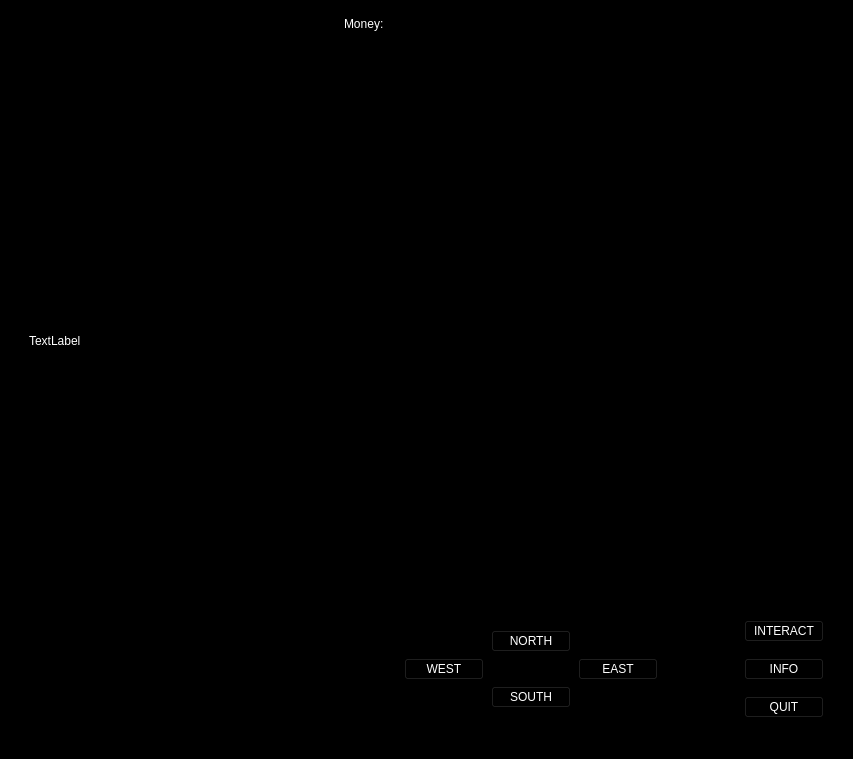
Old version of the form 20241135_CS4076_Project/mainwindow.ui in the repository TheCaister/CS4076_Project.
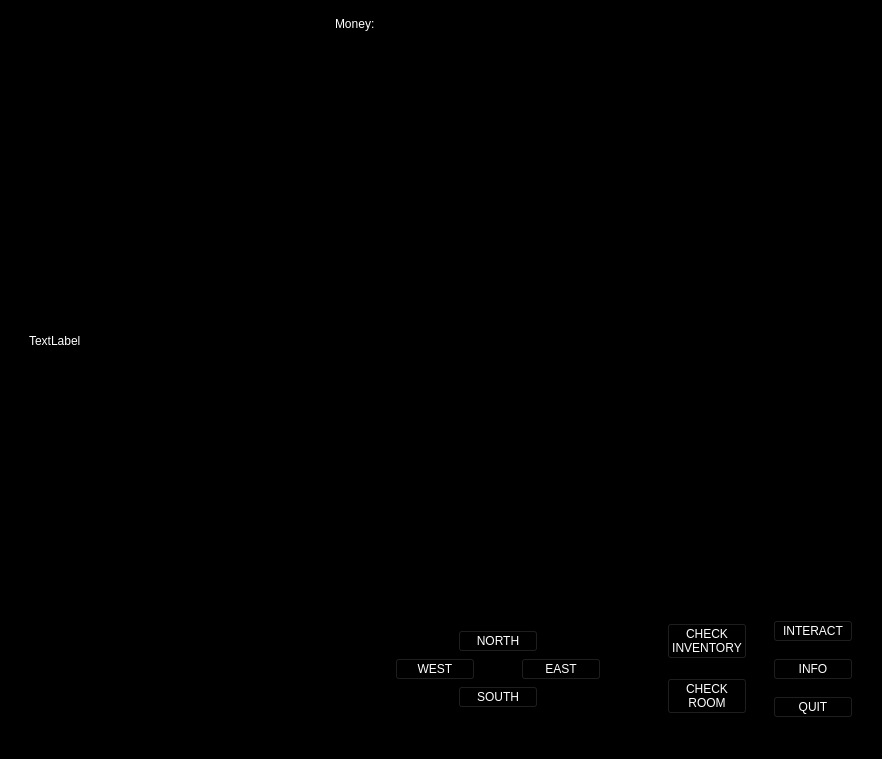
New version of the form.

Commit message: adding some buttons to check stuff

```diff
--- a/20241135_CS4076_Project/mainwindow.ui
+++ b/20241135_CS4076_Project/mainwindow.ui
@@ -198,6 +198,9 @@
                 <property name="orientation">
                  <enum>Qt::Horizontal</enum>
                 </property>
+                <property name="sizeType">
+                 <enum>QSizePolicy::Fixed</enum>
+                </property>
                 <property name="sizeHint" stdset="0">
                  <size>
                   <width>40</width>
@@ -257,6 +260,32 @@
             </item>
            </layout>
           </item>
+          <item>
+           <layout class="QVBoxLayout" name="verticalLayout_6">
+            <item>
+             <widget class="QPushButton" name="invButton">
+              <property name="minimumSize">
+               <size>
+                <width>0</width>
+                <height>0</height>
+               </size>
+              </property>
+              <property name="text">
+               <string>CHECK
+INVENTORY</string>
+              </property>
+             </widget>
+            </item>
+            <item>
+             <widget class="QPushButton" name="roomButton">
+              <property name="text">
+               <string>CHECK
+ROOM</string>
+              </property>
+             </widget>
+            </item>
+           </layout>
+          </item>
           <item>
            <layout class="QVBoxLayout" name="verticalLayout_7">
             <property name="leftMargin">
```
The commit also changes 5 other files.
